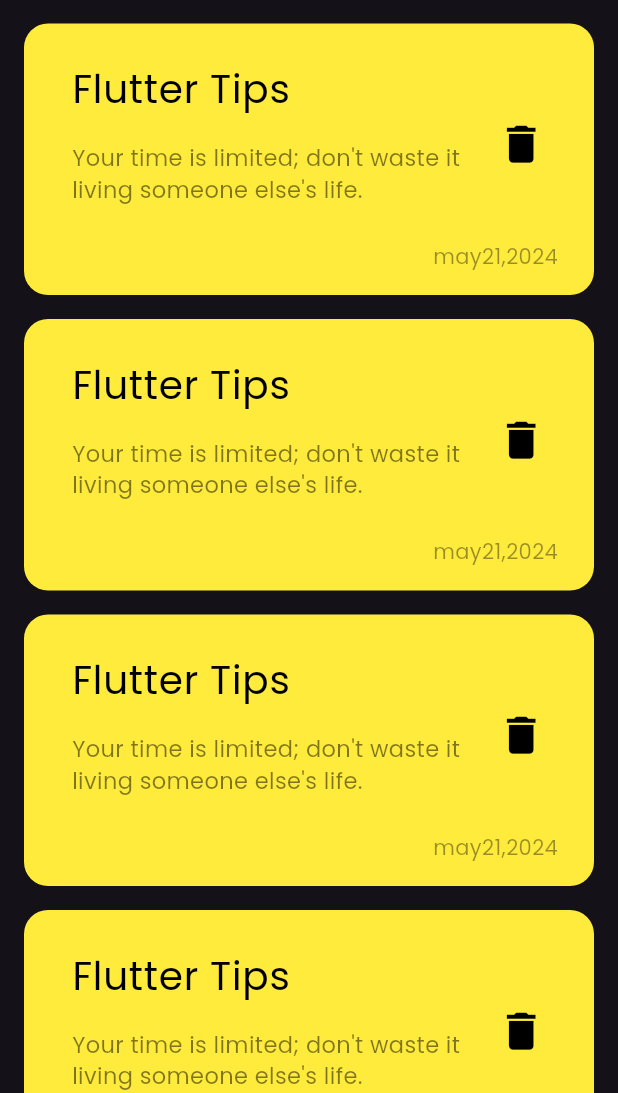
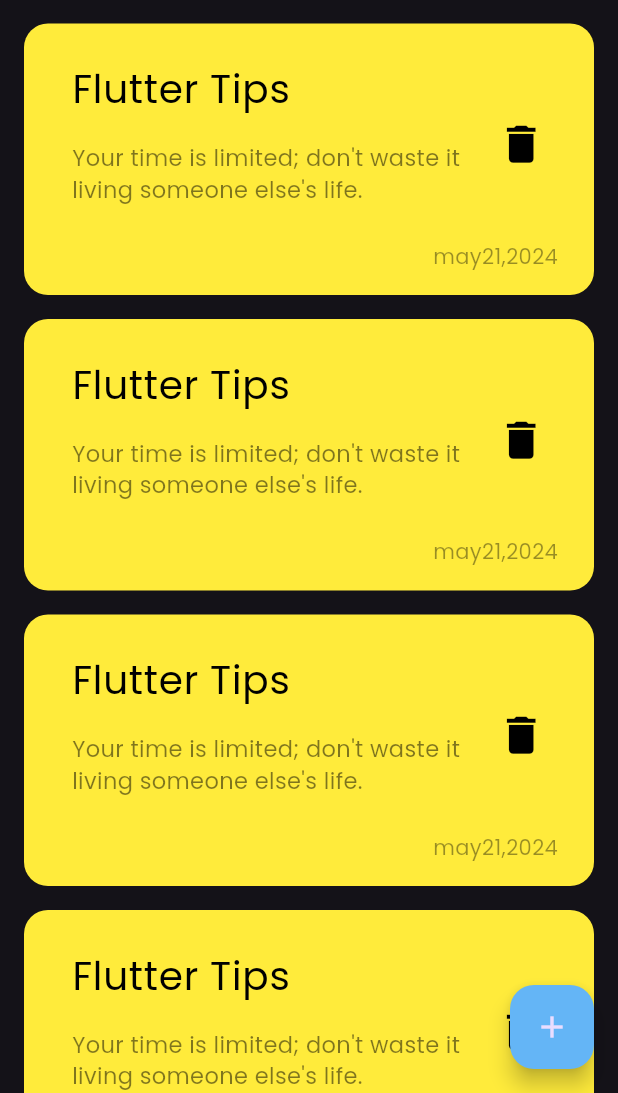
Before and after one commit to HadyRageh/notes_app, a Flutter app: the screen it shows after launch, on a phone screen of 412 x 824 dp, the part 143-1236 px from its top. Run offline on Flutter 3.47's test engine with Material 3 defaults, Android fonts, the phone set to English and light mode, and no system bars.

Commit message:
adding floating action button

```diff
--- a/lib/views/notes_view.dart
+++ b/lib/views/notes_view.dart
@@ -10,6 +10,11 @@ class NotesView extends StatelessWidget {
   Widget build(BuildContext context) {
     return Scaffold(
       body: NotesViewBody(),
+      floatingActionButton: FloatingActionButton(
+        onPressed: () {},
+        child: Icon(Icons.add),
+        backgroundColor: Colors.blue[300],
+      ),
     );
   }
 }
```
